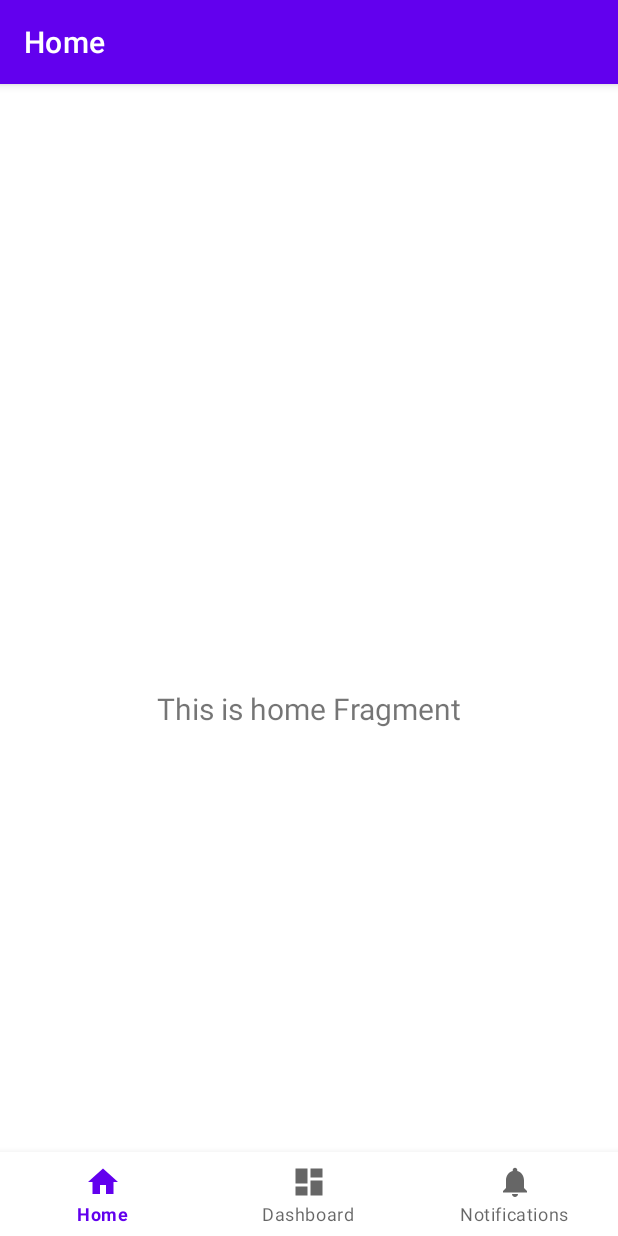
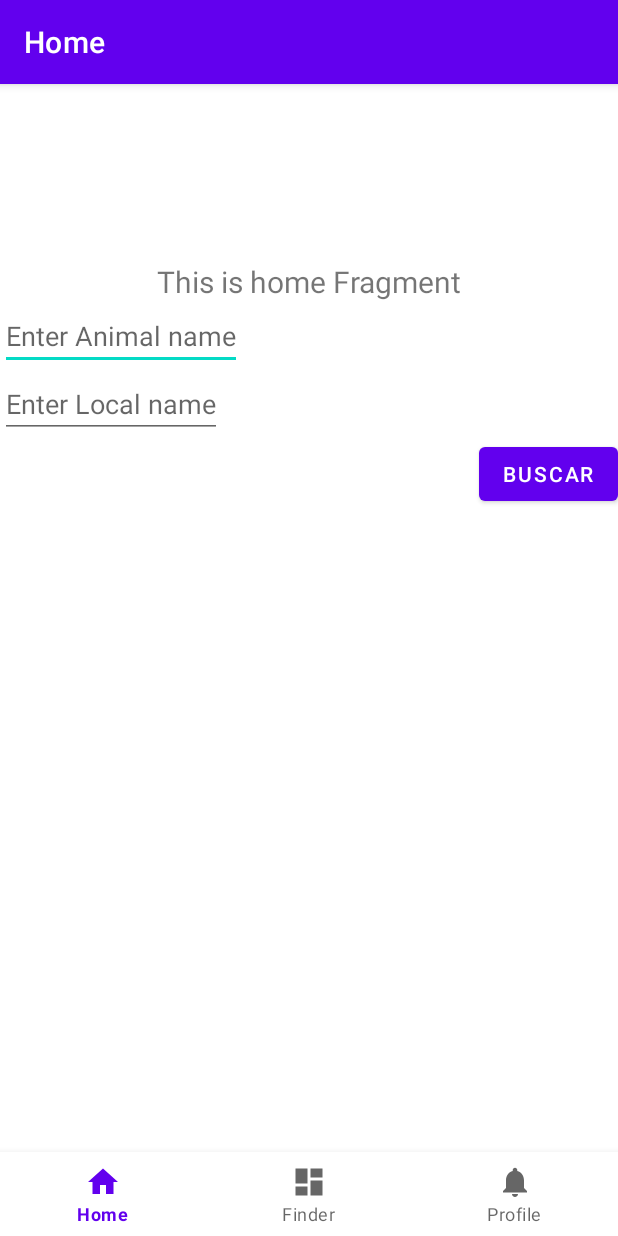
Before and after one commit to GabrielCavalcanti13/animalfinder, an Android app: the screen it shows after launch (MainActivity), on a phone screen of 412 x 824 dp. Run offline under Robolectric (Android 15) with nearby library versions, the light colour scheme and no system bars; our stand-ins replace navigation-ui.

Commit message:
creating home layout

```diff
--- a/AnimalFinder/app/src/main/res/layout/fragment_home.xml
+++ b/AnimalFinder/app/src/main/res/layout/fragment_home.xml
@@ -17,6 +17,34 @@
         android:textSize="20sp"
         app:layout_constraintBottom_toBottomOf="parent"
         app:layout_constraintEnd_toEndOf="parent"
+        app:layout_constraintHorizontal_bias="1.0"
         app:layout_constraintStart_toStartOf="parent"
-        app:layout_constraintTop_toTopOf="parent" />
+        app:layout_constraintTop_toTopOf="parent"
+        app:layout_constraintVertical_bias="0.08" />
+
+    <EditText
+        android:id="@+id/etAnimalName"
+        android:layout_width="wrap_content"
+        android:layout_height="wrap_content"
+        android:hint="Enter Animal name"
+        app:layout_constraintStart_toStartOf="parent"
+        app:layout_constraintTop_toBottomOf="@+id/text_home" />
+
+    <EditText
+        android:id="@+id/etLocalName"
+        android:layout_width="wrap_content"
+        android:layout_height="wrap_content"
+        android:hint="Enter Local name"
+        app:layout_constraintStart_toStartOf="parent"
+        app:layout_constraintTop_toBottomOf="@+id/etAnimalName" />
+
+    <Button
+        android:id="@+id/button1"
+        android:layout_width="wrap_content"
+        android:layout_height="wrap_content"
+        android:text="Buscar"
+        app:layout_constraintEnd_toEndOf="parent"
+        app:layout_constraintTop_toBottomOf="@+id/etLocalName" />
+
+
 </androidx.constraintlayout.widget.ConstraintLayout>
--- a/AnimalFinder/app/src/main/res/values/strings.xml
+++ b/AnimalFinder/app/src/main/res/values/strings.xml
@@ -1,6 +1,6 @@
 <resources>
     <string name="app_name">AnimalFinder</string>
     <string name="title_home">Home</string>
-    <string name="title_dashboard">Dashboard</string>
-    <string name="title_notifications">Notifications</string>
+    <string name="title_dashboard">Finder</string>
+    <string name="title_notifications">Profile</string>
 </resources>
```
